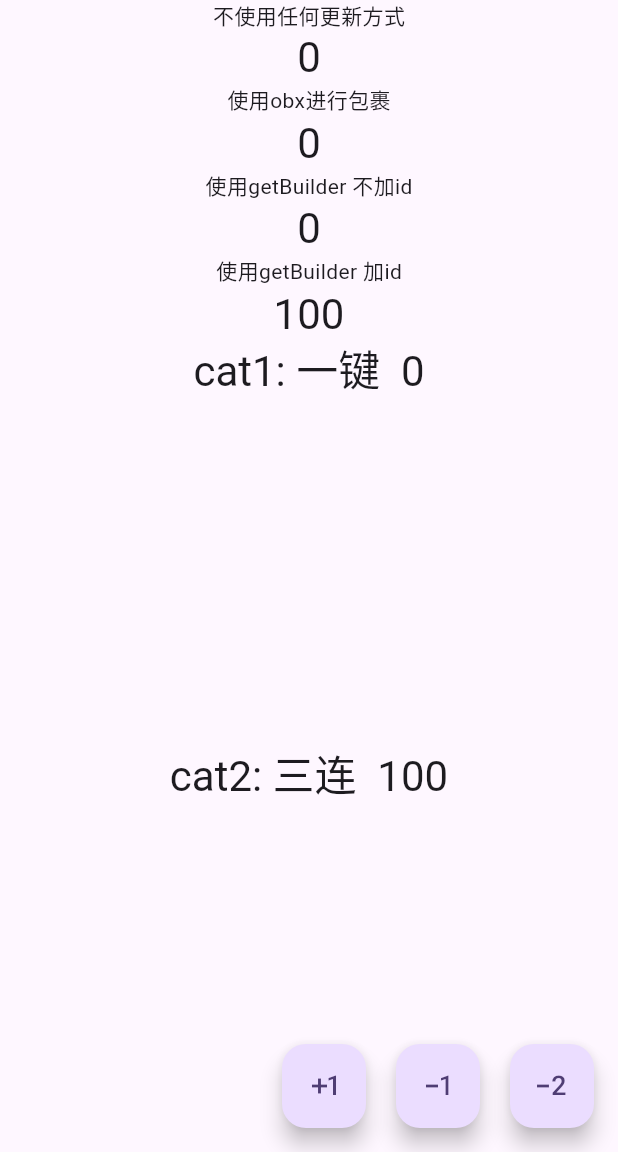
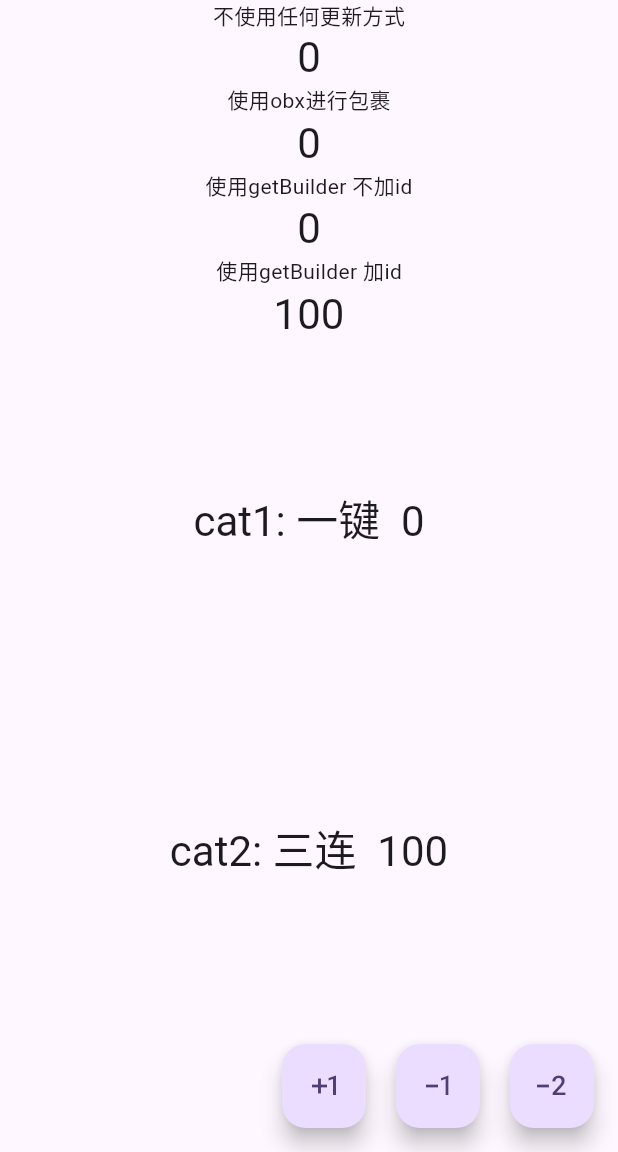
Before and after one commit to FangJZSP/getx_study, a Flutter app: the screen it shows after launch, on a phone screen of 412 x 824 dp, the part 84-1236 px from its top. Run offline on Flutter 3.47's test engine with Material 3 defaults, Android fonts, the phone set to English and light mode, and no system bars; our stand-ins replace get.

Commit message:
增加实体类讲解

```diff
--- a/lib/dependence_injection/dependence_injection_state.dart
+++ b/lib/dependence_injection/dependence_injection_state.dart
@@ -13,8 +13,10 @@ class DependenceInjectionState {
   String count3Id = "count3Id";
   int count3 = 100;
 
+  /// 实体类
   Rxn<Cat> cat1 = Rxn<Cat>();
   Rx<Cat> cat2 = Cat.fromJson({}).obs;
+  Rx<Cat> cat3 = Cat().obs;
 
   DependenceInjectionState() {
     ///Initialize variables
--- a/lib/dependence_injection/dependence_injection_view.dart
+++ b/lib/dependence_injection/dependence_injection_view.dart
@@ -55,13 +55,16 @@ class DependenceInjectionPage extends StatelessWidget {
             GetBuilder<DependenceInjectionLogic>(
               /// 根据id进行更新 指定的id
               id: state.count3Id,
-              assignId: true,
+              //assignId: true,
               builder: (logic) {
                 return Text(
                   state.count3.toString(),
                   style: Theme.of(context).textTheme.headlineMedium,
                 );
               },
+            ),
+            const SizedBox(
+              height: 100,
             ),
             Expanded(
               child: GestureDetector(
```
